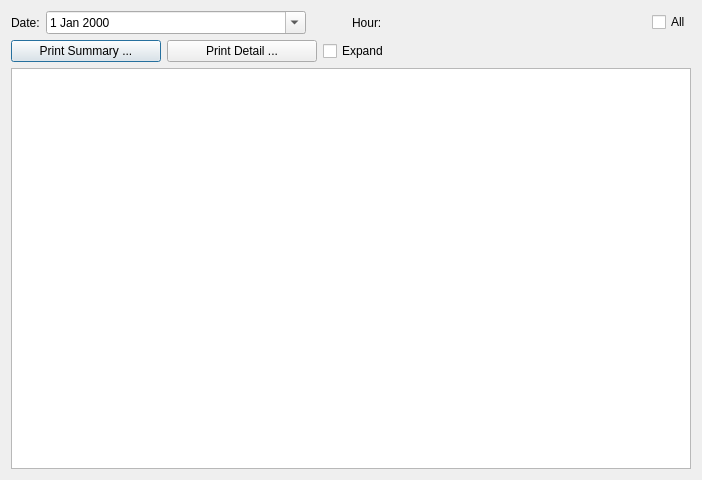
This is rave/Traffik/commlogform.ui in pgathogo/raven as Qt 5 draws it before an edit. The edited form follows.
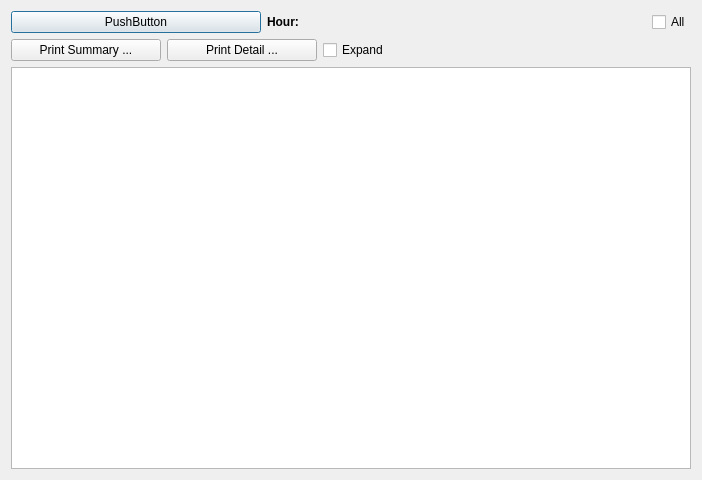
This is the edited form.

What changed in the file:
```diff
--- a/rave/Traffik/commlogform.ui
+++ b/rave/Traffik/commlogform.ui
@@ -15,42 +15,33 @@
   </property>
   <layout class="QVBoxLayout" name="verticalLayout">
    <item>
-    <layout class="QHBoxLayout" name="horizontalLayout_3" stretch="1,0,1,0">
+    <layout class="QHBoxLayout" name="horizontalLayout_3" stretch="0,1,0">
      <item>
-      <layout class="QHBoxLayout" name="horizontalLayout_2" stretch="0,1">
+      <layout class="QHBoxLayout" name="horizontalLayout_2" stretch="0">
        <item>
-        <widget class="QLabel" name="label">
+        <widget class="QPushButton" name="btnDateTime">
+         <property name="minimumSize">
+          <size>
+           <width>250</width>
+           <height>0</height>
+          </size>
+         </property>
          <property name="text">
-          <string>Date:</string>
-         </property>
-        </widget>
-       </item>
-       <item>
-        <widget class="QDateEdit" name="dtCommDate">
-         <property name="calendarPopup">
-          <bool>true</bool>
+          <string>PushButton</string>
          </property>
         </widget>
        </item>
       </layout>
      </item>
-     <item>
-      <spacer name="horizontalSpacer_2">
-       <property name="orientation">
-        <enum>Qt::Horizontal</enum>
-       </property>
-       <property name="sizeHint" stdset="0">
-        <size>
-         <width>40</width>
-         <height>20</height>
-        </size>
-       </property>
-      </spacer>
-     </item>
      <item>
       <layout class="QHBoxLayout" name="hlHour">
        <item>
-        <widget class="QLabel" name="label_2">
+        <widget class="QLabel" name="lblSelHours">
+         <property name="font">
+          <font>
+           <bold>true</bold>
+          </font>
+         </property>
          <property name="text">
           <string>Hour:</string>
          </property>
```
